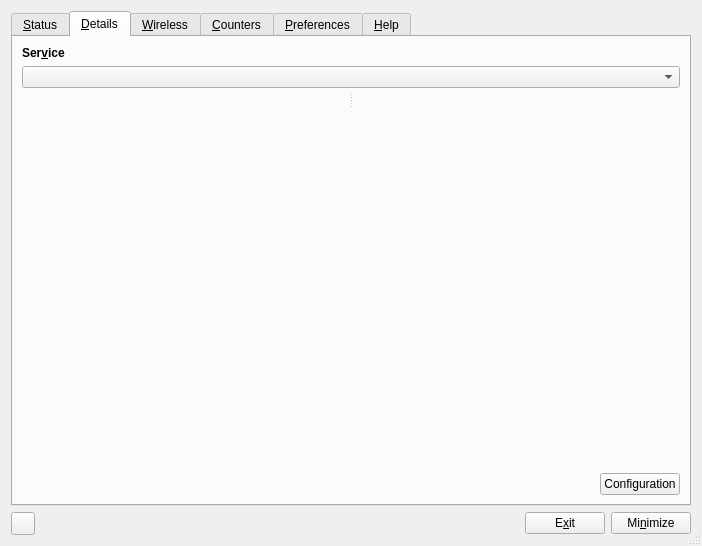
This is code/control_box/ui/controlbox.ui in andrew-bibb/cmst as Qt 5 draws it before an edit. The edited form follows.
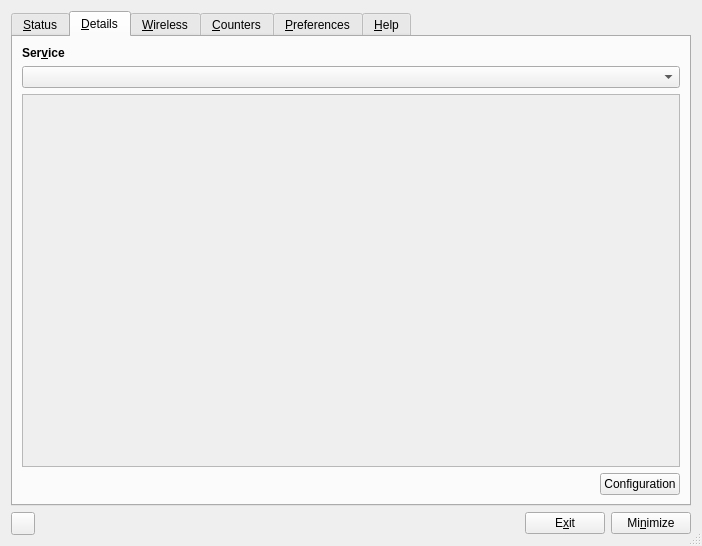
This is the edited form. The open tabs and pages were chosen to show the change.

Commit message: details tab proxy information and scrollbars, finished seeding configuration dialog

The edit to the form file:
```diff
--- a/code/control_box/ui/controlbox.ui
+++ b/code/control_box/ui/controlbox.ui
@@ -426,10 +426,21 @@
         </widget>
        </item>
        <item>
-        <widget class="QSplitter" name="splitter">
-         <property name="orientation">
-          <enum>Qt::Horizontal</enum>
+        <widget class="QScrollArea" name="scrollArea_2">
+         <property name="widgetResizable">
+          <bool>true</bool>
          </property>
+         <widget class="QWidget" name="scrollAreaWidgetContents_5">
+          <property name="geometry">
+           <rect>
+            <x>0</x>
+            <y>0</y>
+            <width>660</width>
+            <height>371</height>
+           </rect>
+          </property>
+          <layout class="QHBoxLayout" name="horizontalLayout_7">
+           <item>
          <widget class="QLabel" name="label_details_left">
           <property name="text">
            <string/>
@@ -438,25 +449,17 @@
            <set>Qt::AlignLeading|Qt::AlignLeft|Qt::AlignTop</set>
           </property>
          </widget>
+           </item>
+           <item>
          <widget class="QLabel" name="label_details_right">
           <property name="alignment">
            <set>Qt::AlignLeading|Qt::AlignLeft|Qt::AlignTop</set>
           </property>
          </widget>
-        </widget>
-       </item>
-       <item>
-        <spacer name="verticalSpacer">
-         <property name="orientation">
-          <enum>Qt::Vertical</enum>
-         </property>
-         <property name="sizeHint" stdset="0">
-          <size>
-           <width>20</width>
-           <height>40</height>
-          </size>
-         </property>
-        </spacer>
+           </item>
+          </layout>
+         </widget>
+        </widget>
        </item>
        <item>
         <layout class="QHBoxLayout" name="horizontalLayout_6">
```
Lines whose indentation alone changed are shown as unchanged. The commit also changes 5 other files.
